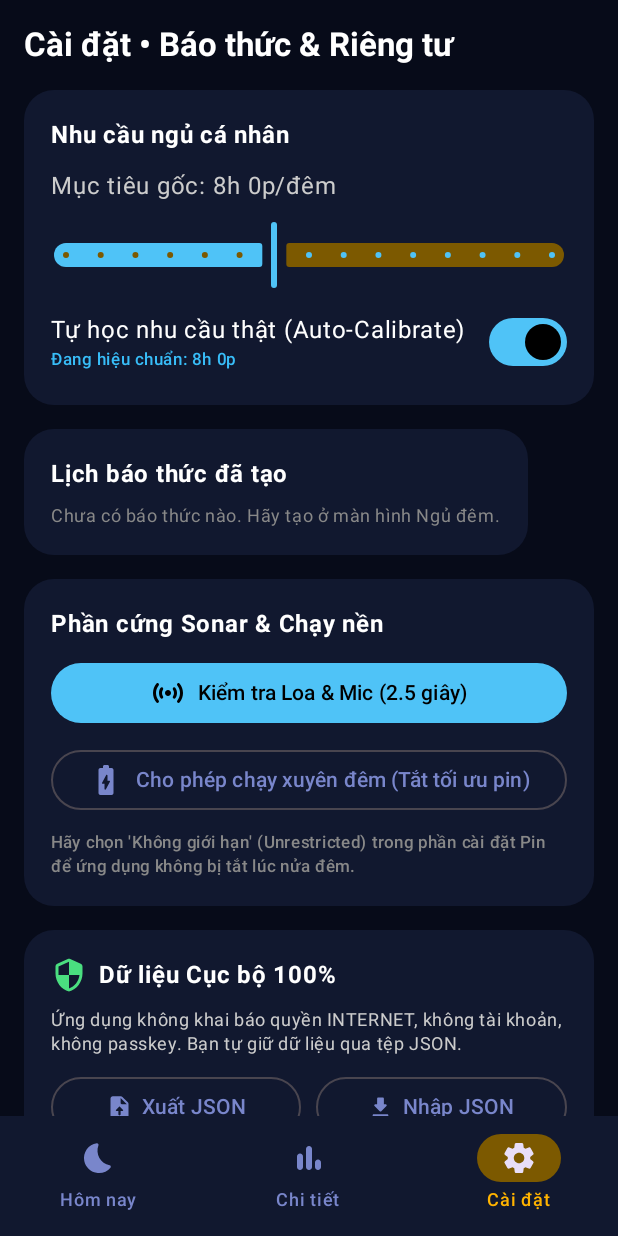
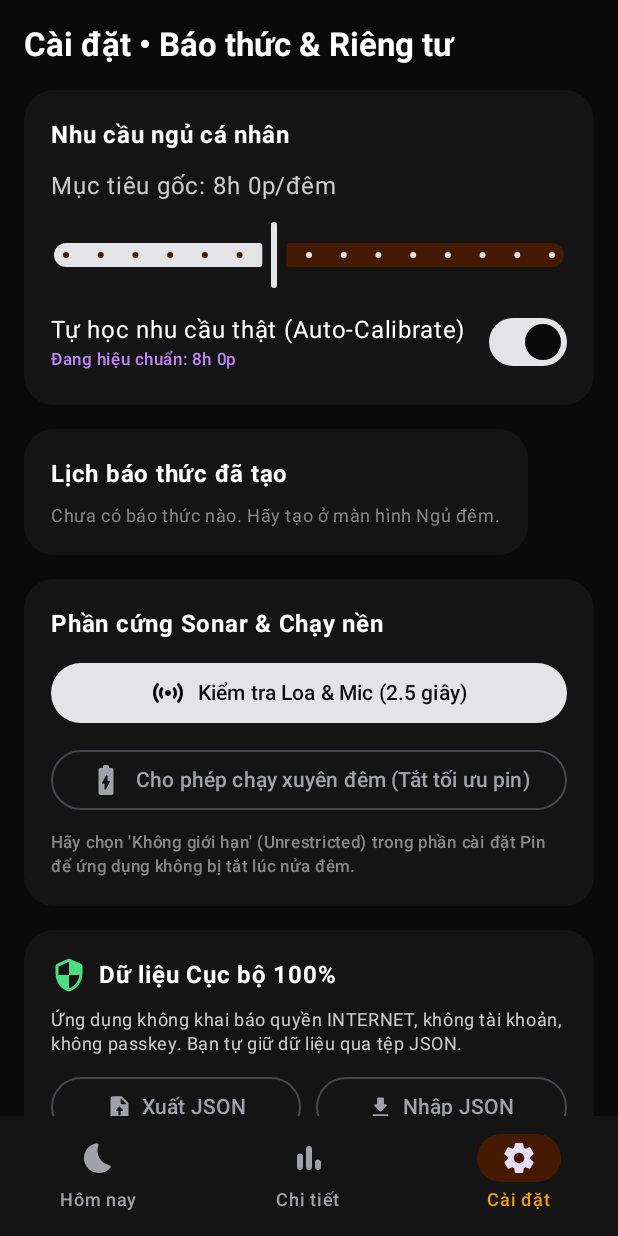
Before and after one commit to WaterKansuza/OpenSleep, an Android app built with Jetpack Compose: the screen it shows after launch (MainActivity), item 3 of the bottom bar chosen, on a phone screen of 412 x 824 dp. Run offline under Robolectric (Android 15) with nearby library versions, the phone set to English and light mode, and no system bars; our stand-ins replace Dagger/Hilt's generated code, Room's generated code; 1 statement that could not run was skipped.

Commit message:
update UI

```diff
--- a/app/src/main/java/org/opensleep/app/ui/dashboard/TodayScreen.kt
+++ b/app/src/main/java/org/opensleep/app/ui/dashboard/TodayScreen.kt
@@ -456,7 +456,7 @@ fun NightstandTrackingOverlay(
                 color = uiState.tracking.currentStage.stageColor().copy(alpha = 0.8f)
             )
             uiState.tracking.latestBreathingBpm?.let { bpm ->
-                Text("Nhịp thở Sonar: ${String.format("%.1f", bpm)} nhịp/phút", color = Color(0xFF38BDF8))
+                Text("Nhịp thở Sonar: ${String.format("%.1f", bpm)} nhịp/phút", color = SleepPalette.StageRem)
             }
             if (uiState.tracking.trackingMode == TrackingMode.SONAR && waveSamples.size > 2) {
                 Canvas(modifier = Modifier.fillMaxWidth().height(72.dp)) {
@@ -467,14 +467,14 @@ fun NightstandTrackingOverlay(
                         val y = size.height / 2f - (v / maxAbs) * (size.height * 0.4f)
                         if (idx == 0) path.moveTo(0f, y) else path.lineTo(idx * step, y)
                     }
-                    drawPath(path, color = Color(0xFF0E7490), style = Stroke(width = 2.dp.toPx()))
+                    drawPath(path, color = Color(0xFF71717A), style = Stroke(width = 2.dp.toPx()))
                 }
             }
         }
 
         Button(
             onClick = onStopTracking,
-            colors = ButtonDefaults.buttonColors(containerColor = Color(0xFF1F2937)),
+            colors = ButtonDefaults.buttonColors(containerColor = Color(0xFF1C1C1F)),
             modifier = Modifier.fillMaxWidth().height(56.dp),
             shape = RoundedCornerShape(28.dp)
         ) {
--- a/app/src/main/java/org/opensleep/app/ui/history/HistoryViewModel.kt
+++ b/app/src/main/java/org/opensleep/app/ui/history/HistoryViewModel.kt
@@ -38,8 +38,16 @@ class HistoryViewModel @Inject constructor(
     private val sleepDebtRepository: SleepDebtRepository
 ) : ViewModel() {
 
-    private val todayEpoch = LocalDate.now().toEpochDay()
-    private val selectedDayFlow = MutableStateFlow(todayEpoch)
+    private val todayEpochFlow = MutableStateFlow(LocalDate.now().toEpochDay())
+    private val selectedDayFlow = MutableStateFlow(todayEpochFlow.value)
+
+    fun refreshTodayIfNeeded() {
+        val nowEpoch = LocalDate.now().toEpochDay()
+        if (todayEpochFlow.value != nowEpoch) {
+            todayEpochFlow.value = nowEpoch
+            selectedDayFlow.value = nowEpoch
+        }
+    }
 
     @OptIn(ExperimentalCoroutinesApi::class)
     private val detailFlow = selectedDayFlow.flatMapLatest { day ->
@@ -56,7 +64,9 @@ class HistoryViewModel @Inject constructor(
         }
     }
 
-    val uiState: StateFlow<HistoryUiState> = combine(
+    @OptIn(ExperimentalCoroutinesApi::class)
+    val uiState: StateFlow<HistoryUiState> = todayEpochFlow.flatMapLatest { todayEpoch ->
+        combine(
             sleepSessionDao.observeSessionsInRange(todayEpoch - 13, todayEpoch),
             sleepDebtDao.observeProfile(),
             sleepDebtRepository.observeLast14DaysSnapshots(todayEpoch),
@@ -88,15 +98,13 @@ class HistoryViewModel @Inject constructor(
                 selectedSoundEvents = detail.third,
                 debtSnapshots14Days = snapshots
             )
+        }
     }.stateIn(viewModelScope, SharingStarted.WhileSubscribed(5_000), HistoryUiState())
 
     fun selectDay(epochDay: Long) {
         selectedDayFlow.value = epochDay
     }
 
-    /**
-     * Ghi nhận thủ công (hoặc tạo mẫu chu kỳ Awake/REM/Core/Deep) để ghi bù ngày quên bật app.
-     */
     fun logManualSleepForSelectedDay(
         sleepMinutes: Int,
         wakeMode: WakeMode,
@@ -141,7 +149,7 @@ class HistoryViewModel @Inject constructor(
             if (generateDemoStages) {
                 val totalEpochs = (sleepMinutes * 2).coerceAtLeast(10)
                 val epochs = (0 until totalEpochs).map { idx ->
-                    val cyclePos = (idx % 180) / 180f // Chu kỳ ~90 phút (180 epoch x 30s)
+                    val cyclePos = (idx % 180) / 180f
                     val stage = when {
                         idx < 4 -> SleepStage.AWAKE
                         cyclePos in 0.15f..0.40f -> SleepStage.DEEP
--- a/app/src/main/java/org/opensleep/app/ui/theme/SleepColors.kt
+++ b/app/src/main/java/org/opensleep/app/ui/theme/SleepColors.kt
@@ -6,52 +6,49 @@ import androidx.compose.runtime.Composable
 import androidx.compose.ui.graphics.Color
 import org.opensleep.app.data.local.db.SleepStage
 
-// OLED Dark Palette (Hợp nhất cả biến cũ lẫn biến mới)
 object SleepPalette {
-    // --- Biến cũ (giữ nguyên để AlarmRingingActivity & các file cũ không lỗi) ---
-    val BackgroundDeep    = Color(0xFF000000) // Pure OLED black
-    val BackgroundCard    = Color(0xFF070B19)
-    val BackgroundElevated = Color(0xFF0D1428)
-    val PrimaryBlue       = Color(0xFF4FC3F7)
-    val PrimaryBlueDim    = Color(0xFF1565C0)
-    val SecondaryGold     = Color(0xFFFFB300)
-    val SecondaryGoldDim  = Color(0xFF7C5900)
-    val OnBackground      = Color(0xFFE8EAF6)
-    val OnBackgroundMuted = Color(0xFF7986CB)
-    val OnBackgroundDim   = Color(0xFF3D4B7A)
-    val ErrorRed          = Color(0xFFEF5350)
-    val SuccessGreen      = Color(0xFF66BB6A)
-    val WarningAmber      = Color(0xFFFFA726)
+    val BackgroundDeep     = Color(0xFF000000) // Pure OLED black
+    val BackgroundCard     = Color(0xFF0A0A0A)
+    val BackgroundElevated = Color(0xFF141414)
+    val PrimaryBlue        = Color(0xFFE4E4E7) // Trung tính trắng bạc (thay xanh dương)
+    val PrimaryBlueDim     = Color(0xFF27272A)
+    val SecondaryGold      = Color(0xFFF59E0B)
+    val SecondaryGoldDim   = Color(0xFF451A03)
+    val OnBackground       = Color(0xFFF4F4F5)
+    val OnBackgroundMuted  = Color(0xFFA1A1AA)
+    val OnBackgroundDim    = Color(0xFF52525B)
+    val ErrorRed           = Color(0xFFFB7185)
+    val SuccessGreen       = Color(0xFF4ADE80)
+    val WarningAmber       = Color(0xFFFBBF24)
 
-    // --- Biến bổ sung cho MainActivity, TodayScreen, DailySleepDetailScreen, Settings ---
-    val BackgroundDark    = Color(0xFF070B19)
-    val SurfaceCard       = Color(0xFF11182F)
-    val SurfaceElevated   = Color(0xFF1A2342)
-    val OledPureBlack     = BackgroundDeep
-    val StarGold          = Color(0xFFFDE68A)
-    val MoonSilver        = Color(0xFFE0E7FF)
-    val OptimalGreen      = Color(0xFF4ADE80)
+    val BackgroundDark     = Color(0xFF0A0A0A)
+    val SurfaceCard        = Color(0xFF141414)
+    val SurfaceElevated    = Color(0xFF1E1E1E)
+    val OledPureBlack      = BackgroundDeep
+    val StarGold           = Color(0xFFFDE68A)
+    val MoonSilver         = Color(0xFFE4E4E7)
+    val OptimalGreen       = Color(0xFF4ADE80)
 
-    // Sleep stage colors (Hypnogram)
-    val StageAwake  = Color(0xFFFF6B57)
-    val StageREM    = Color(0xFF38BDF8)
-    val StageRem    = StageREM // Alias khớp cả chữ hoa lẫn thường
-    val StageCore   = Color(0xFF3B82F6)
-    val StageDeep   = Color(0xFF6366F1)
+    // Màu các pha giấc ngủ (không dùng xanh dương)
+    val StageAwake  = Color(0xFFFB7185)
+    val StageREM    = Color(0xFFC084FC)
+    val StageRem    = StageREM
+    val StageCore   = Color(0xFFA1A1AA)
+    val StageDeep   = Color(0xFFE4E4E7)
 
     // Debt gradient
-    val DebtOptimal  = Color(0xFF66BB6A)
-    val DebtMild     = Color(0xFFFFA726)
-    val DebtHigh     = Color(0xFFEF6C00)
-    val DebtCritical = Color(0xFFB71C1C)
+    val DebtOptimal  = Color(0xFF4ADE80)
+    val DebtMild     = Color(0xFFFBBF24)
+    val DebtHigh     = Color(0xFFF97316)
+    val DebtCritical = Color(0xFFFB7185)
 }
 
 val OpenSleepDarkColorScheme = darkColorScheme(
     primary            = SleepPalette.PrimaryBlue,
-    onPrimary          = Color(0xFF000000),
+    onPrimary          = Color(0xFF0A0A0A),
     primaryContainer   = SleepPalette.PrimaryBlueDim,
     secondary          = SleepPalette.SecondaryGold,
-    onSecondary        = Color(0xFF000000),
+    onSecondary        = Color(0xFF0A0A0A),
     secondaryContainer = SleepPalette.SecondaryGoldDim,
     background         = SleepPalette.BackgroundDark,
     onBackground       = SleepPalette.OnBackground,
@@ -60,7 +57,7 @@ val OpenSleepDarkColorScheme = darkColorScheme(
     surfaceVariant     = SleepPalette.SurfaceElevated,
     onSurfaceVariant   = SleepPalette.OnBackgroundMuted,
     error              = SleepPalette.ErrorRed,
-    onError            = Color.White
+    onError            = Color(0xFF0A0A0A)
 )
 
 @Composable
@@ -71,7 +68,6 @@ fun OpenSleepTheme(content: @Composable () -> Unit) {
     )
 }
 
-// Đổi nhãn hiển thị sang Awake / REM / Core / Deep
 fun SleepStage.displayLabel(): String = when (this) {
     SleepStage.AWAKE -> "Awake"
     SleepStage.REM   -> "REM"
```
Also changed, not shown: app/src/main/java/org/opensleep/app/domain/engine/SleepStagingEngine.kt (+20 -32 lines), app/src/main/java/org/opensleep/app/service/tracking/NightTimeService.kt (+6 -2 lines), app/src/main/java/org/opensleep/app/service/tracking/PassiveSleepSensorSource.kt (+36 -19 lines), app/src/main/java/org/opensleep/app/ui/dashboard/DailySleepDetailScreen.kt (+42 -6 lines), 1 other file. Lines whose indentation alone changed are shown as unchanged.
